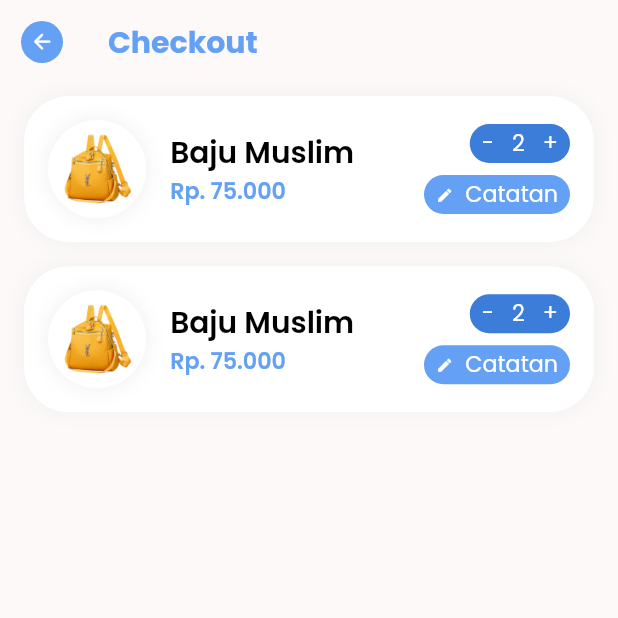
After one commit to reAlpha39/ordo_test, a Flutter app: the CheckoutPage screen opened by its route, on a phone screen of 412 x 824 dp, the top half of it. The commit adds this screen. Run offline on Flutter 3.47's test engine with Material 2 defaults, Android fonts, the phone set to English and light mode, and no system bars; our stand-ins replace bloc, carousel_slider, flutter_bloc, flutter_screenutil, freezed_annotation, get_it and 3 more.

Commit message:
add item card

```diff
--- /dev/null
+++ b/lib/app/checkout/pages/checkout_page.dart
@@ -0,0 +1,51 @@
+import 'package:flutter/material.dart';
+import 'package:ordo_test/presentation/constant/constant.dart';
+import 'package:ordo_test/presentation/widgets/custom_back_button.dart';
+
+import '../widgets/item_card.dart';
+
+class CheckoutPage extends StatelessWidget {
+  const CheckoutPage({Key? key}) : super(key: key);
+
+  @override
+  Widget build(BuildContext context) {
+    return Scaffold(
+      appBar: AppBar(
+        title: const Text(
+          'Checkout',
+          style: TextStyle(
+            color: ColorStyle.cargooo,
+            fontWeight: FontWeight.w700,
+          ),
+        ),
+        leading: const CustomBackButton(),
+      ),
+      body: const _CheckoutBody(),
+    );
+  }
+}
+
+class _CheckoutBody extends StatelessWidget {
+  const _CheckoutBody({Key? key}) : super(key: key);
+
+  @override
+  Widget build(BuildContext context) {
+    return Container(
+      padding: const EdgeInsets.symmetric(horizontal: 16.0),
+      child: Column(
+        children: const [
+          ItemCard(
+            imageAsset: 'assets/images/image11.png',
+            title: 'Baju Muslim',
+            price: 'Rp. 75.000',
+          ),
+          ItemCard(
+            imageAsset: 'assets/images/image11.png',
+            title: 'Baju Muslim',
+            price: 'Rp. 75.000',
+          ),
+        ],
+      ),
+    );
+  }
+}
--- /dev/null
+++ b/lib/app/checkout/widgets/item_card.dart
@@ -0,0 +1,165 @@
+import 'package:flutter/material.dart';
+import 'package:flutter_screenutil/flutter_screenutil.dart';
+import 'package:ordo_test/presentation/constant/constant.dart';
+import 'package:ordo_test/presentation/widgets/pill_card.dart';
+
+class ItemCard extends StatelessWidget {
+  const ItemCard({
+    Key? key,
+    required this.title,
+    required this.price,
+    required this.imageAsset,
+  }) : super(key: key);
+
+  final String title;
+  final String price;
+  final String imageAsset;
+
+  @override
+  Widget build(BuildContext context) {
+    return Padding(
+      padding: const EdgeInsets.symmetric(vertical: 8.0),
+      child: Container(
+        padding: const EdgeInsets.symmetric(
+          horizontal: 16,
+          vertical: 16,
+        ),
+        decoration: const BoxDecoration(
+          color: Colors.white,
+          borderRadius: BorderRadius.all(
+            Radius.circular(30),
+          ),
+          boxShadow: [
+            BoxShadow(
+              color: ColorStyle.bgGreyColor,
+              blurRadius: 10,
+              spreadRadius: 1,
+              offset: Offset(0, 0),
+            ),
+          ],
+        ),
+        child: Row(
+          mainAxisAlignment: MainAxisAlignment.spaceBetween,
+          children: [
+            Row(
+              children: [
+                Container(
+                  padding: const EdgeInsets.symmetric(
+                    horizontal: 8,
+                    vertical: 8,
+                  ),
+                  decoration: const BoxDecoration(
+                    color: Colors.white,
+                    borderRadius: BorderRadius.all(
+                      Radius.circular(100),
+                    ),
+                    boxShadow: [
+                      BoxShadow(
+                        color: ColorStyle.bgGreyColor,
+                        blurRadius: 10,
+                        spreadRadius: 1,
+                        offset: Offset(0, 0),
+                      ),
+                    ],
+                  ),
+                  child: Image.asset(
+                    imageAsset,
+                    height: 60.h,
+                    width: 60.w,
+                  ),
+                ),
+                const SizedBox(width: 16),
+                Column(
+                  crossAxisAlignment: CrossAxisAlignment.start,
+                  children: [
+                    Text(
+                      title,
+                      style: TextStyle(
+                        fontSize: 24.sp,
+                        color: Colors.black,
+                        fontWeight: FontWeight.w600,
+                      ),
+                    ),
+                    Text(
+                      price,
+                      style: TextStyle(
+                        fontSize: 18.sp,
+                        color: ColorStyle.cargooo,
+                        fontWeight: FontWeight.w600,
+                      ),
+                    ),
+                  ],
+                ),
+              ],
+            ),
+            Column(
+              crossAxisAlignment: CrossAxisAlignment.end,
+              children: [
+                PillCard(
+                  backgroundColor: ColorStyle.cartago_,
+                  child: Row(
+                    children: [
+                      GestureDetector(
+                        onTap: () {},
+                        child: Text(
+                          '-',
+                          style: TextStyle(
+                            color: Colors.white,
+                            fontSize: 18.sp,
+                          ),
+                        ),
+                      ),
+                      const SizedBox(width: 12),
+                      Text(
+                        '2',
+                        style: TextStyle(
+                          color: Colors.white,
+                          fontSize: 18.sp,
+                        ),
+                      ),
+                      const SizedBox(width: 12),
+                      GestureDetector(
+                        onTap: () {},
+                        child: Text(
+                          '+',
+                          style: TextStyle(
+                            color: Colors.white,
+                            fontSize: 18.sp,
+                          ),
+                        ),
+                      ),
+                    ],
+                  ),
+                ),
+                const SizedBox(height: 8),
+                GestureDetector(
+                  onTap: () {},
+                  child: PillCard(
+                    backgroundColor: ColorStyle.cargooo,
+                    child: Row(
+                      children: [
+                        Icon(
+                          Icons.edit,
+                          color: Colors.white,
+                          size: 14.sp,
+                        ),
+                        const SizedBox(width: 8),
+                        Text(
+                          'Catatan',
+                          style: TextStyle(
+                            color: Colors.white,
+                            fontSize: 18.sp,
+                          ),
+                        ),
+                      ],
+                    ),
+                  ),
+                ),
+              ],
+            )
+          ],
+        ),
+      ),
+    );
+  }
+}
--- a/lib/app/detail_product/pages/product_detail.dart
+++ b/lib/app/detail_product/pages/product_detail.dart
@@ -1,6 +1,7 @@
 import 'package:flutter/material.dart';
 import 'package:flutter_bloc/flutter_bloc.dart';
 import 'package:flutter_screenutil/flutter_screenutil.dart';
+import 'package:go_router/go_router.dart';
 import 'package:ordo_test/injection.dart';
 import 'package:ordo_test/presentation/blocs/carousel_card/carousel_card_cubit.dart';
 import 'package:ordo_test/presentation/constant/constant.dart';
@@ -29,7 +30,7 @@ class ProductDetail extends StatelessWidget {
         leading: const CustomBackButton(),
         actions: [
           GestureDetector(
-            onTap: () {},
+            onTap: () => context.pushNamed('checkout'),
             child: Image.asset(
               'assets/icons/shopping_bag.png',
               height: 32.h,
--- a/lib/infrasturcture/router.dart
+++ b/lib/infrasturcture/router.dart
@@ -1,8 +1,8 @@
 import 'package:go_router/go_router.dart';
+import 'package:ordo_test/app/checkout/pages/checkout_page.dart';
 import 'package:ordo_test/app/detail_product/pages/product_detail.dart';
 
 import '../app/home_root/pages/home_root.dart';
-
 
 final GoRouter router = GoRouter(
   debugLogDiagnostics: true,
@@ -18,5 +18,10 @@ final GoRouter router = GoRouter(
       path: '/product_detail',
       builder: (context, state) => const ProductDetail(),
     ),
+    GoRoute(
+      name: 'checkout',
+      path: '/checkout',
+      builder: (context, state) => const CheckoutPage(),
+    ),
   ],
 );
```
